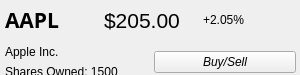
Qt form UI/portfolioTile.ui (welshbrad/StockFlip) before a commit.
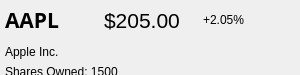
The same form after that commit.

Commit message: Rmved refresh button. Added refresh event, added total value, acc reset

Diff of the .ui file:
```diff
--- a/UI/portfolioTile.ui
+++ b/UI/portfolioTile.ui
@@ -126,19 +126,6 @@
       </item>
      </layout>
     </item>
-    <item>
-     <widget class="QPushButton" name="pushButton">
-      <property name="font">
-       <font>
-        <family>MS Sans Serif</family>
-        <italic>true</italic>
-       </font>
-      </property>
-      <property name="text">
-       <string>Buy/Sell</string>
-      </property>
-     </widget>
-    </item>
    </layout>
   </widget>
  </widget>
```
The commit also changes 13 other files.
